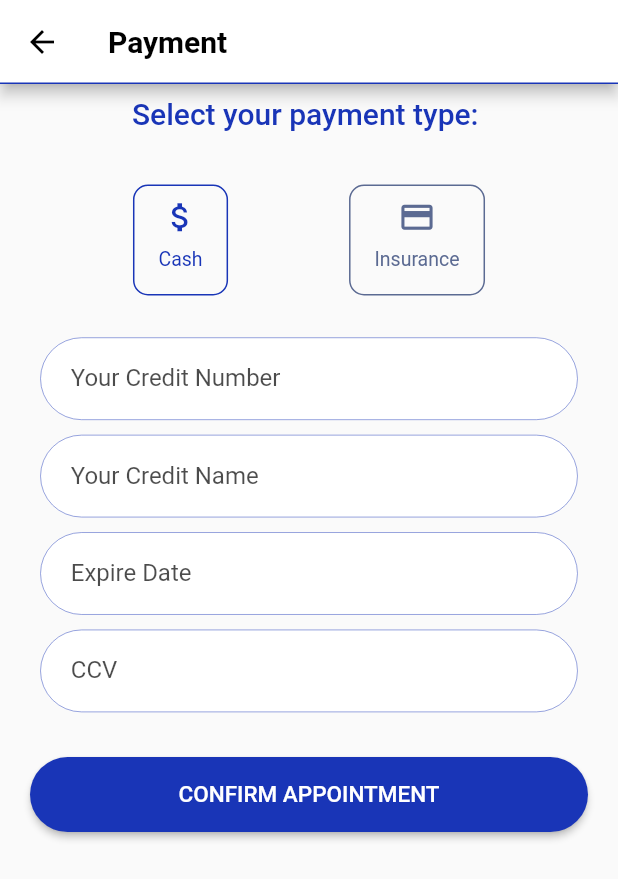
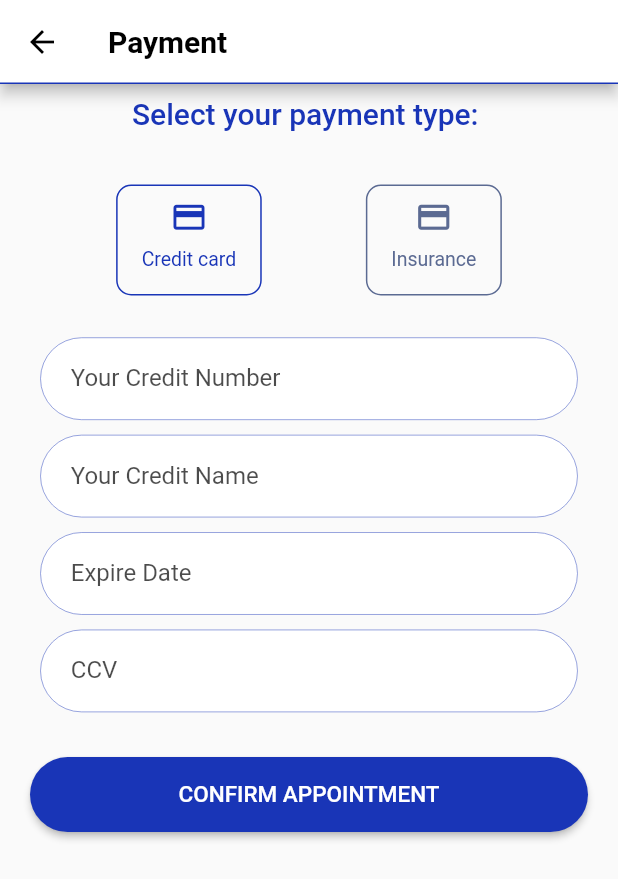
Before and after one commit to ShifaApp/shifaa_app, a Flutter app: the PaymentPage screen opened directly with empty values, on a phone screen of 412 x 824 dp. Shown: the top 879 px of the screen. Run offline on Flutter 3.47's test engine with Material 2 defaults, Android fonts, the phone set to English and light mode, and no system bars; our stand-ins replace firebase_auth, firebase_core, firebase_database, firebase_storage, image_picker, shared_preferences; accounts and stored records are empty; Roboto replaces fonts that are missing (Cairo).

Commit message:
last version done

```diff
--- a/lib/screen/screens/payment_page.dart
+++ b/lib/screen/screens/payment_page.dart
@@ -27,7 +27,7 @@ class PaymentPage extends StatefulWidget {
 class _PaymentPageState extends State<PaymentPage> {
   bool isCashSelected = true;
   bool isInsuranceSelected = false;
-  String paymentType = 'Cash';
+  String paymentType = 'Credit card';
   @override
   Widget build(BuildContext context) {
     return Scaffold(
@@ -50,7 +50,7 @@ class _PaymentPageState extends State<PaymentPage> {
                       color: CustomColors.lightBlueColor),
                 ),
               ),
-              SizedBox(
+              const SizedBox(
                 height: 20,
               ),
               Padding(
@@ -62,7 +62,7 @@ class _PaymentPageState extends State<PaymentPage> {
                       onTap: () {
                         isCashSelected = true;
                         isInsuranceSelected = false;
-                        paymentType = 'Cash';
+                        paymentType = 'Credit card';
                         setState(() {});
                       },
                       child: Container(
@@ -80,7 +80,7 @@ class _PaymentPageState extends State<PaymentPage> {
                           crossAxisAlignment: CrossAxisAlignment.center,
                           children: [
                             Icon(
-                              Icons.attach_money_outlined,
+                              Icons.credit_card,
                               color: !isCashSelected
                                   ? CustomColors.darkGrayColor
                                   : CustomColors.lightBlueColor,
@@ -89,7 +89,7 @@ class _PaymentPageState extends State<PaymentPage> {
                             Padding(
                               padding: const EdgeInsets.all(8.0),
                               child: Text(
-                                'Cash',
+                                'Credit card',
                                 style: TextStyle(
                                     color: !isCashSelected
                                         ? CustomColors.darkGrayColor
```
